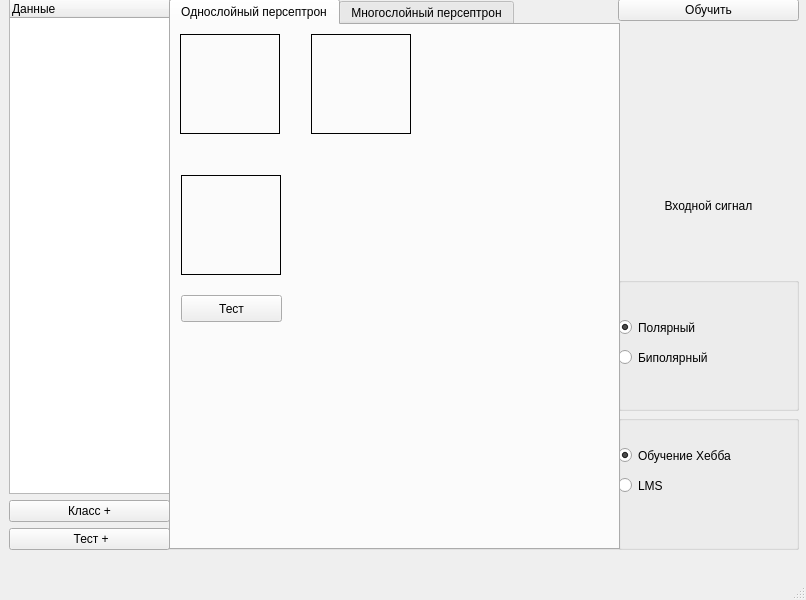
Above: View/view.ui from Alek-dr/NeuralNetworks before the change. Below: the same form after it.
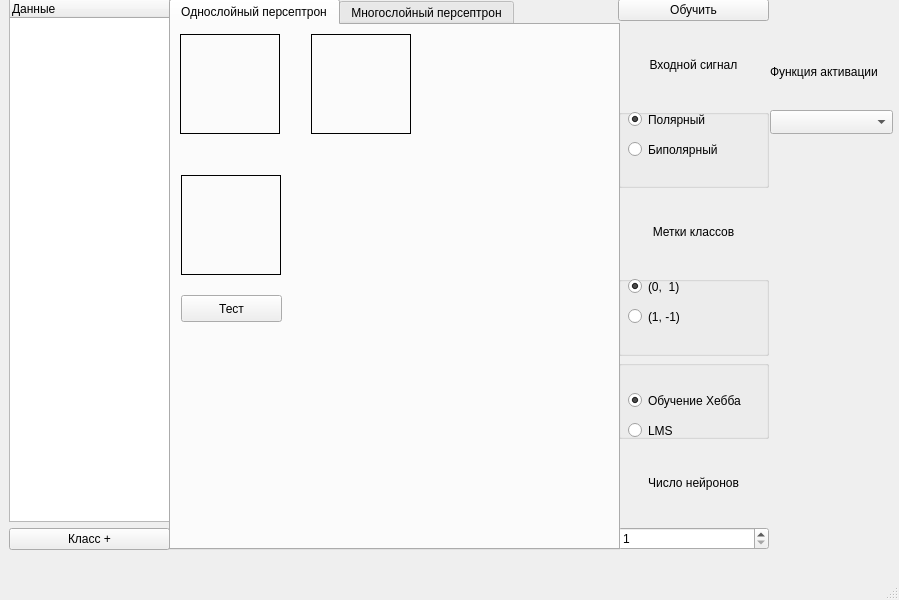
That is the form after the change.

```diff
--- a/View/view.ui
+++ b/View/view.ui
@@ -6,7 +6,7 @@
    <rect>
     <x>0</x>
     <y>0</y>
-    <width>806</width>
+    <width>899</width>
     <height>600</height>
    </rect>
   </property>
@@ -19,7 +19,7 @@
      <rect>
       <x>618</x>
       <y>-1</y>
-      <width>181</width>
+      <width>151</width>
       <height>551</height>
      </rect>
     </property>
@@ -27,7 +27,7 @@
      <property name="spacing">
       <number>4</number>
      </property>
-     <item alignment="Qt::AlignTop">
+     <item>
       <widget class="QPushButton" name="Learn">
        <property name="text">
         <string>Обучить</string>
@@ -52,9 +52,9 @@
        <widget class="QRadioButton" name="polar">
         <property name="geometry">
          <rect>
-          <x>0</x>
-          <y>40</y>
-          <width>109</width>
+          <x>10</x>
+          <y>0</y>
+          <width>110</width>
           <height>21</height>
          </rect>
         </property>
@@ -68,8 +68,8 @@
        <widget class="QRadioButton" name="biPolar">
         <property name="geometry">
          <rect>
-          <x>0</x>
-          <y>70</y>
+          <x>10</x>
+          <y>30</y>
           <width>109</width>
           <height>21</height>
          </rect>
@@ -80,6 +80,52 @@
        </widget>
       </widget>
      </item>
+     <item>
+      <widget class="QLabel" name="label_2">
+       <property name="text">
+        <string>Метки классов</string>
+       </property>
+       <property name="alignment">
+        <set>Qt::AlignCenter</set>
+       </property>
+      </widget>
+     </item>
+     <item>
+      <widget class="QGroupBox" name="groupBox_3">
+       <property name="title">
+        <string/>
+       </property>
+       <widget class="QRadioButton" name="binary_lbl">
+        <property name="geometry">
+         <rect>
+          <x>10</x>
+          <y>0</y>
+          <width>109</width>
+          <height>21</height>
+         </rect>
+        </property>
+        <property name="text">
+         <string>(0,  1)</string>
+        </property>
+        <property name="checked">
+         <bool>true</bool>
+        </property>
+       </widget>
+       <widget class="QRadioButton" name="polar_lbl">
+        <property name="geometry">
+         <rect>
+          <x>10</x>
+          <y>30</y>
+          <width>109</width>
+          <height>21</height>
+         </rect>
+        </property>
+        <property name="text">
+         <string>(1, -1)</string>
+        </property>
+       </widget>
+      </widget>
+     </item>
      <item>
       <widget class="QGroupBox" name="groupBox_2">
        <property name="title">
@@ -88,7 +134,7 @@
        <widget class="QRadioButton" name="LMS">
         <property name="geometry">
          <rect>
-          <x>0</x>
+          <x>10</x>
           <y>60</y>
           <width>106</width>
           <height>21</height>
@@ -101,7 +147,7 @@
        <widget class="QRadioButton" name="Hebb">
         <property name="geometry">
          <rect>
-          <x>0</x>
+          <x>10</x>
           <y>30</y>
           <width>151</width>
           <height>21</height>
@@ -116,6 +162,23 @@
        </widget>
       </widget>
      </item>
+     <item>
+      <widget class="QLabel" name="label_3">
+       <property name="text">
+        <string>Число нейронов</string>
+       </property>
+       <property name="alignment">
+        <set>Qt::AlignCenter</set>
+       </property>
+      </widget>
+     </item>
+     <item>
+      <widget class="QSpinBox" name="number_neurons">
+       <property name="minimum">
+        <number>1</number>
+       </property>
+      </widget>
+     </item>
     </layout>
    </widget>
    <widget class="QWidget" name="verticalLayoutWidget_2">
@@ -144,13 +207,6 @@
        </property>
       </widget>
      </item>
-     <item>
-      <widget class="QPushButton" name="test_class">
-       <property name="text">
-        <string> Тест +</string>
-       </property>
-      </widget>
-     </item>
     </layout>
    </widget>
    <widget class="QWidget" name="layoutWidget">
@@ -298,6 +354,40 @@
      </item>
     </layout>
    </widget>
+   <widget class="QWidget" name="verticalLayoutWidget_3">
+    <property name="geometry">
+     <rect>
+      <x>770</x>
+      <y>20</y>
+      <width>125</width>
+      <height>46</height>
+     </rect>
+    </property>
+    <layout class="QGridLayout" name="gridLayout"/>
+   </widget>
+   <widget class="QComboBox" name="activation">
+    <property name="geometry">
+     <rect>
+      <x>770</x>
+      <y>110</y>
+      <width>123</width>
+      <height>24</height>
+     </rect>
+    </property>
+   </widget>
+   <widget class="QLabel" name="label_4">
+    <property name="geometry">
+     <rect>
+      <x>770</x>
+      <y>50</y>
+      <width>123</width>
+      <height>44</height>
+     </rect>
+    </property>
+    <property name="text">
+     <string>Функция активации</string>
+    </property>
+   </widget>
   </widget>
   <widget class="QMenuBar" name="menubar">
    <property name="geometry">
```
Left out of the diff: 2 changed lines with no effect on the pictures.
